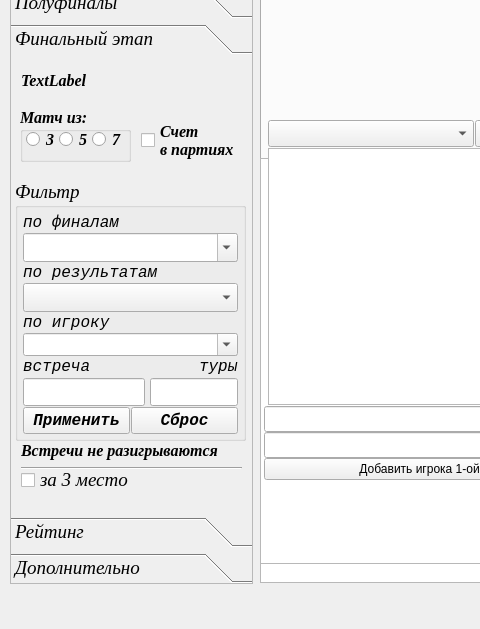
Qt form UI/main_window.ui (Kaspar0810/Competitions_TT_SQL) before a commit; both pictures show x 0 to 480 and y 177 to 806 of the 1109 by 806 pixel window.
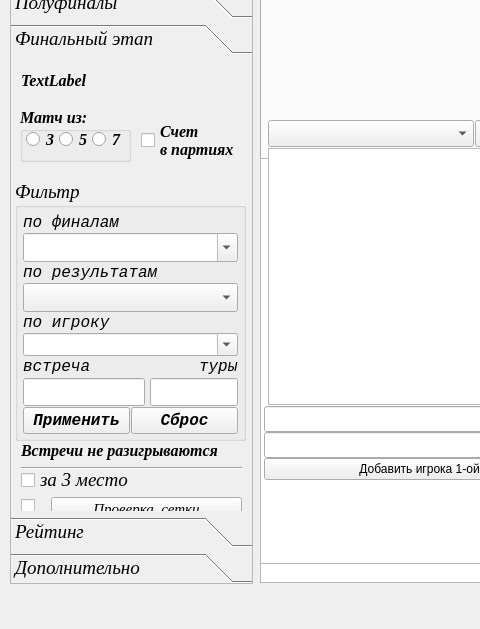
The same form after that commit. The open tabs and pages were chosen to show the change. Icons and pictures are not drawn.

Commit message: проверка жеребьевки сетки

```diff
--- a/UI/main_window.ui
+++ b/UI/main_window.ui
@@ -6474,8 +6474,8 @@
       <rect>
        <x>0</x>
        <y>0</y>
-       <width>98</width>
-       <height>28</height>
+       <width>241</width>
+       <height>459</height>
       </rect>
      </property>
      <attribute name="label">
@@ -6929,6 +6929,42 @@
        <string>Встречи не разигрываются</string>
       </property>
      </widget>
+     <widget class="QPushButton" name="Button_check_net">
+      <property name="geometry">
+       <rect>
+        <x>40</x>
+        <y>437</y>
+        <width>191</width>
+        <height>23</height>
+       </rect>
+      </property>
+      <property name="font">
+       <font>
+        <pointsize>11</pointsize>
+       </font>
+      </property>
+      <property name="text">
+       <string>Проверка  сетки</string>
+      </property>
+     </widget>
+     <widget class="QCheckBox" name="checkBox_check_net">
+      <property name="geometry">
+       <rect>
+        <x>10</x>
+        <y>438</y>
+        <width>21</width>
+        <height>17</height>
+       </rect>
+      </property>
+      <property name="font">
+       <font>
+        <pointsize>11</pointsize>
+       </font>
+      </property>
+      <property name="text">
+       <string/>
+      </property>
+     </widget>
     </widget>
     <widget class="QWidget" name="page_8">
      <property name="geometry">
```
Left out of the diff: 22 changed lines with no effect on the pictures. The commit also changes 3 other files.
